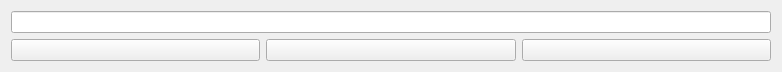
Nepta/nixjdr, file src/TurnMenu/TurnMenu.ui: the form before one commit.
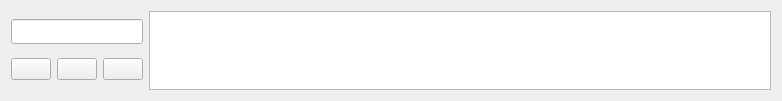
The form after the commit. Icons and pictures are not drawn. Custom widgets are drawn as their Qt base class.

Patch:
```diff
--- a/src/TurnMenu/TurnMenu.ui
+++ b/src/TurnMenu/TurnMenu.ui
@@ -7,7 +7,7 @@
     <x>0</x>
     <y>0</y>
     <width>782</width>
-    <height>69</height>
+    <height>101</height>
    </rect>
   </property>
   <property name="baseSize">
@@ -84,10 +84,24 @@
     </layout>
    </item>
    <item>
-    <layout class="QHBoxLayout" name="listLayout"/>
+    <widget class="TurnList" name="m_TurnList">
+     <property name="maximumSize">
+      <size>
+       <width>16777215</width>
+       <height>100</height>
+      </size>
+     </property>
+    </widget>
    </item>
   </layout>
  </widget>
+ <customwidgets>
+  <customwidget>
+   <class>TurnList</class>
+   <extends>QListWidget</extends>
+   <header>TurnMenu/TurnList.h</header>
+  </customwidget>
+ </customwidgets>
  <resources/>
  <connections/>
 </ui>
```
